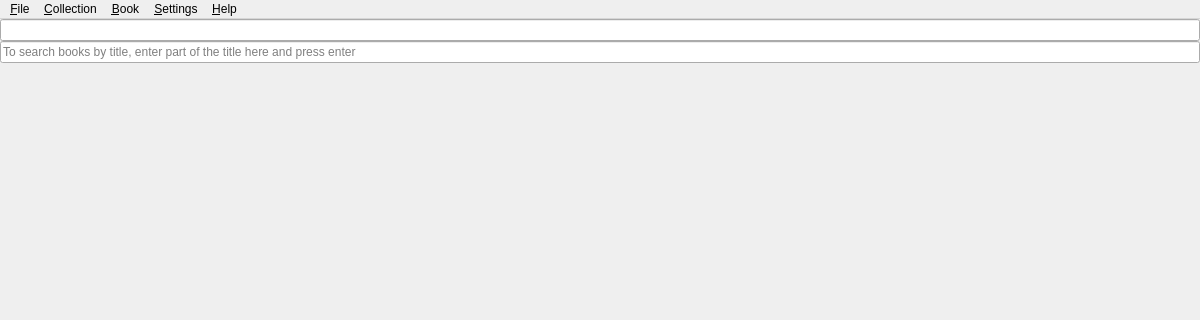
First picture: the form in src/home/flibrary/gui/MainWindow.ui, repository heimdallr/books, before the edit; both pictures show x 0 to 1200 and y 0 to 320 of the 1200 by 800 pixel window.
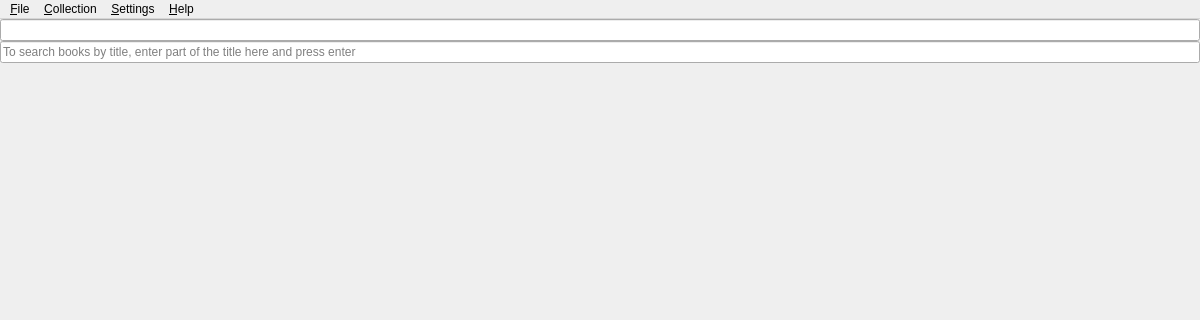
Second picture: the form after the edit. Icons and pictures are not drawn.

Commit message: #453 Я и не заметил, когда оно отвалилось. Вероятно, не очень-то оно и нужно

```diff
--- a/src/home/flibrary/gui/MainWindow.ui
+++ b/src/home/flibrary/gui/MainWindow.ui
@@ -416,14 +416,8 @@
     <addaction name="actionCheckForUpdates"/>
     <addaction name="actionAbout"/>
    </widget>
-   <widget class="QMenu" name="menuBook">
-    <property name="title">
-     <string>&amp;Book</string>
-    </property>
-   </widget>
    <addaction name="menuFile"/>
    <addaction name="menuCollection"/>
-   <addaction name="menuBook"/>
    <addaction name="menuSettings"/>
    <addaction name="menuHelp"/>
   </widget>
```
The commit also changes 1 other file.
